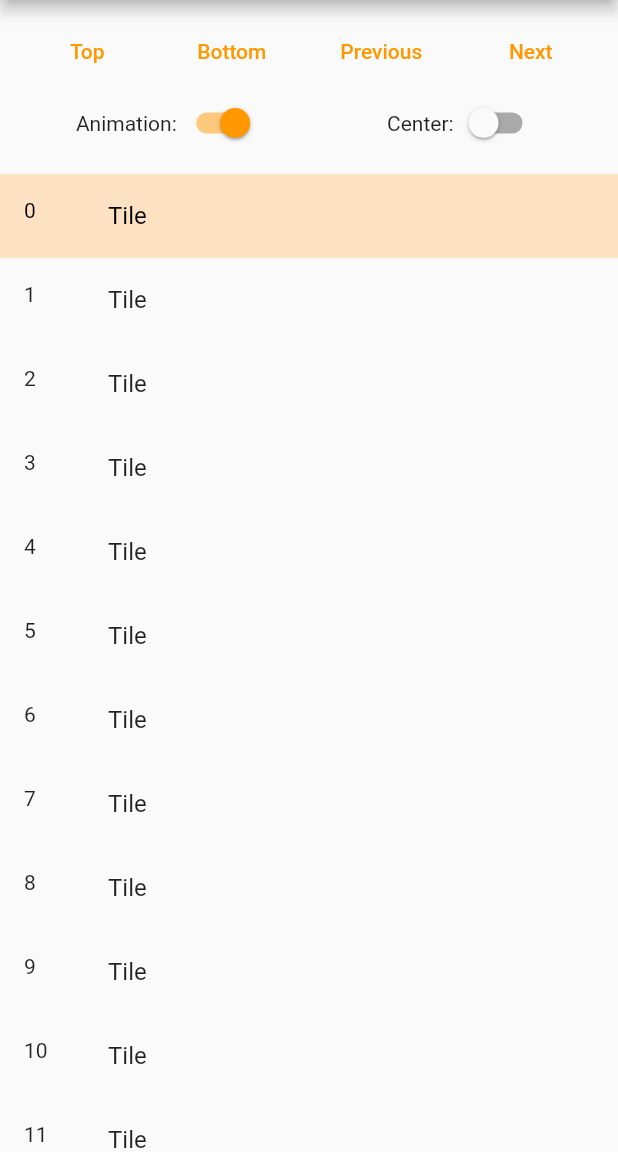
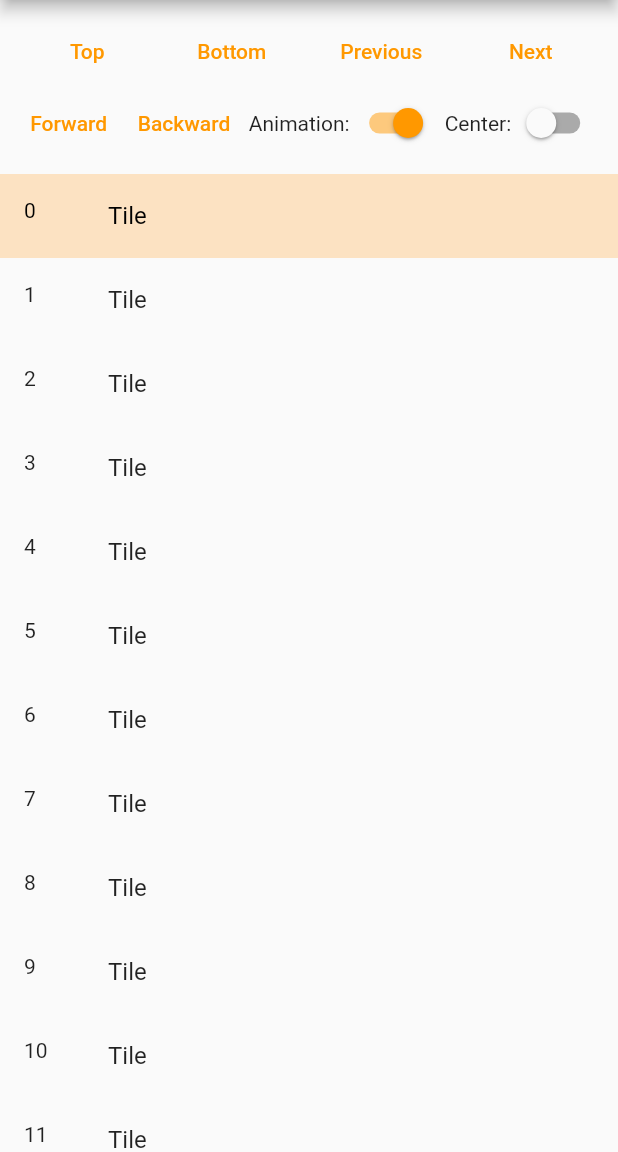
Before and after one commit to WinXaito/scroll_pos, a Flutter app: the screen it shows after launch, on a phone screen of 412 x 824 dp, the part 84-1236 px from its top. Run offline on Flutter 3.47's test engine with Material 2 defaults, Android fonts, the phone set to English and light mode, and no system bars.

Commit message:
Update example app to integrate forward and backward methods

```diff
--- a/example/lib/listview.dart
+++ b/example/lib/listview.dart
@@ -39,7 +39,7 @@ class _ExampleListViewState extends State<ExampleListView> {
   Widget _controls(BuildContext context) {
     Widget child;
     final items = _controlItems(context);
-    if (MediaQuery.of(context).size.width > 500) {
+    if (MediaQuery.of(context).size.width > 700) {
       child = Row(
         mainAxisAlignment: MainAxisAlignment.spaceAround,
         children: items,
@@ -90,6 +90,12 @@ class _ExampleListViewState extends State<ExampleListView> {
         }
         controller.scrollToItem(selected, center: center);
       }),
+      _bt('Forward', () {
+        controller.forward();
+      }),
+      _bt('Backward', () {
+        controller.backward();
+      }),
       Row(
         children: [
           const Text('Animation:'),
```
Also changed, not shown: example/pubspec.lock.
